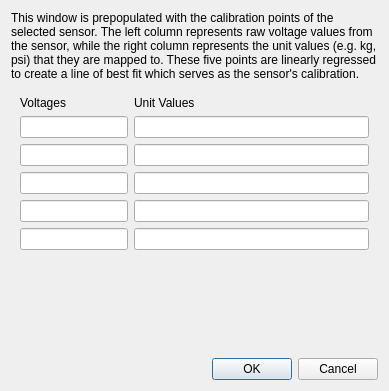
Before: the Qt Designer form src/L4/ui/RecalibrationWindow.ui in vedangnaik/Carina-mirror, drawn with Qt 5.
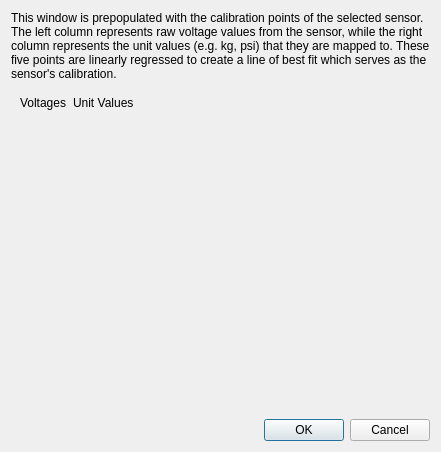
After: the same form once the commit is applied.

Commit message: Made changes to UI to accommodate variable calibration points, fixed bug in recalibration

```diff
--- a/src/L4/ui/RecalibrationWindow.ui
+++ b/src/L4/ui/RecalibrationWindow.ui
@@ -6,8 +6,8 @@
    <rect>
     <x>0</x>
     <y>0</y>
-    <width>389</width>
-    <height>391</height>
+    <width>441</width>
+    <height>452</height>
    </rect>
   </property>
   <property name="windowTitle">
@@ -47,36 +47,6 @@
         </property>
        </widget>
       </item>
-      <item row="1" column="0">
-       <widget class="QLineEdit" name="lineEdit"/>
-      </item>
-      <item row="1" column="1">
-       <widget class="QLineEdit" name="lineEdit_2"/>
-      </item>
-      <item row="2" column="0">
-       <widget class="QLineEdit" name="lineEdit_4"/>
-      </item>
-      <item row="2" column="1">
-       <widget class="QLineEdit" name="lineEdit_3"/>
-      </item>
-      <item row="3" column="0">
-       <widget class="QLineEdit" name="lineEdit_6"/>
-      </item>
-      <item row="3" column="1">
-       <widget class="QLineEdit" name="lineEdit_5"/>
-      </item>
-      <item row="4" column="0">
-       <widget class="QLineEdit" name="lineEdit_8"/>
-      </item>
-      <item row="4" column="1">
-       <widget class="QLineEdit" name="lineEdit_7"/>
-      </item>
-      <item row="5" column="0">
-       <widget class="QLineEdit" name="lineEdit_10"/>
-      </item>
-      <item row="5" column="1">
-       <widget class="QLineEdit" name="lineEdit_9"/>
-      </item>
      </layout>
     </widget>
    </item>
```
The commit also changes 1 other file.
